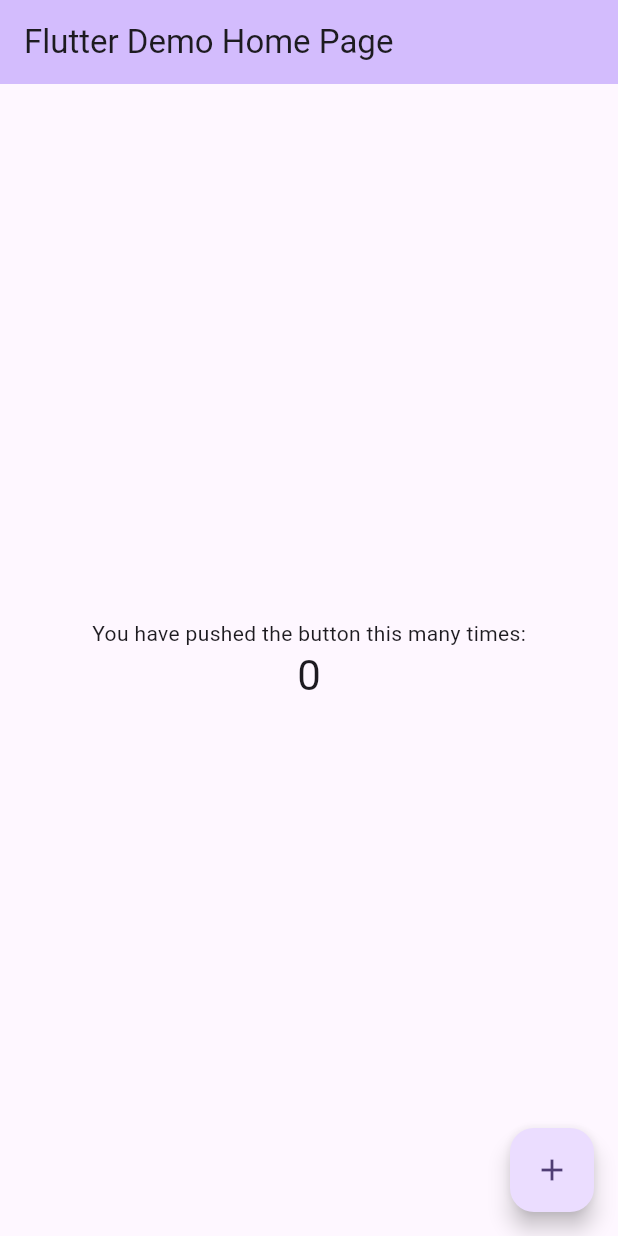
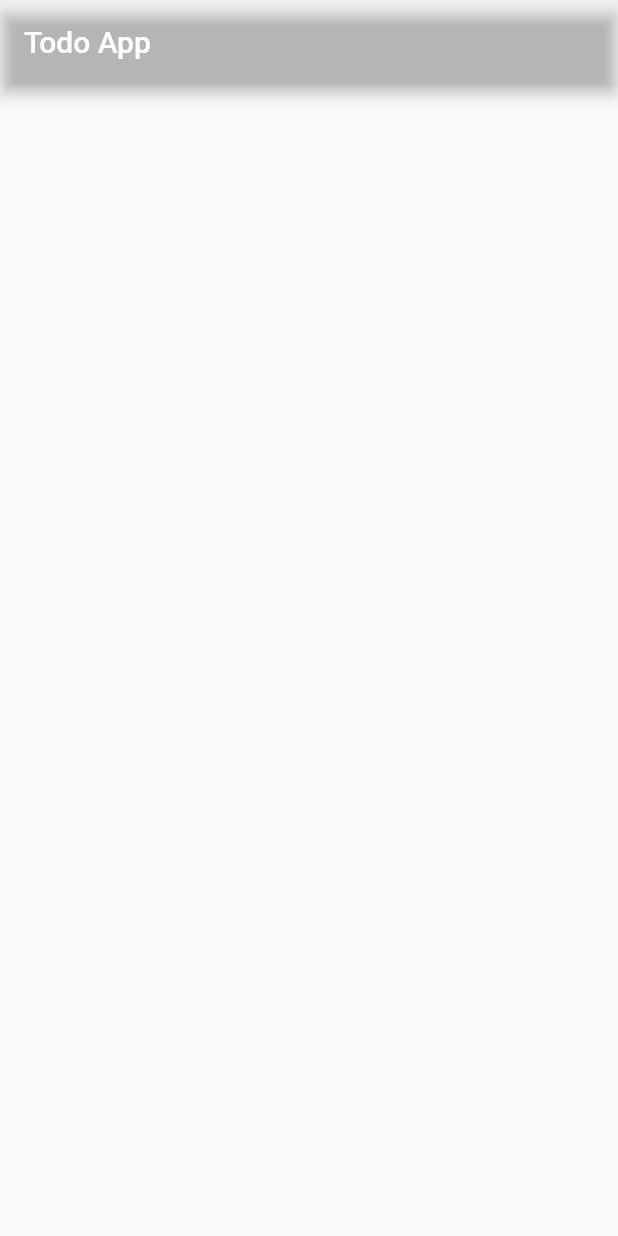
Before and after one commit to hudadamar21/todolist-flutter, a Flutter app: the MyHomePage screen opened directly, on a phone screen of 412 x 824 dp. Run offline on Flutter 3.47's test engine with Material 2 defaults, Android fonts, the phone set to English and light mode, and no system bars; our stand-ins replace get.

Commit message:
remove comment and

```diff
--- a/lib/main.dart
+++ b/lib/main.dart
@@ -1,7 +1,8 @@
 import 'package:flutter/material.dart';
+import 'package:get/get.dart';
 
 void main() {
-  runApp(const MyApp());
+  runApp(const GetMaterialApp(home: MyApp()));
 }
 
 class MyApp extends StatelessWidget {
@@ -11,42 +12,18 @@ class MyApp extends StatelessWidget {
   @override
   Widget build(BuildContext context) {
     return MaterialApp(
-      title: 'Flutter Demo',
+      title: 'Todo App',
       theme: ThemeData(
-        // This is the theme of your application.
-        //
-        // TRY THIS: Try running your application with "flutter run". You'll see
-        // the application has a blue toolbar. Then, without quitting the app,
-        // try changing the seedColor in the colorScheme below to Colors.green
-        // and then invoke "hot reload" (save your changes or press the "hot
-        // reload" button in a Flutter-supported IDE, or press "r" if you used
-        // the command line to start the app).
-        //
-        // Notice that the counter didn't reset back to zero; the application
-        // state is not lost during the reload. To reset the state, use hot
-        // restart instead.
-        //
-        // This works for code too, not just values: Most code changes can be
-        // tested with just a hot reload.
-        colorScheme: ColorScheme.fromSeed(seedColor: Colors.deepPurple),
+        colorScheme: ColorScheme.fromSeed(seedColor: Colors.blue),
         useMaterial3: true,
       ),
-      home: const MyHomePage(title: 'Flutter Demo Home Page'),
+      home: const MyHomePage(title: 'Todo App'),
     );
   }
 }
 
 class MyHomePage extends StatefulWidget {
   const MyHomePage({super.key, required this.title});
-
-  // This widget is the home page of your application. It is stateful, meaning
-  // that it has a State object (defined below) that contains fields that affect
-  // how it looks.
-
-  // This class is the configuration for the state. It holds the values (in this
-  // case the title) provided by the parent (in this case the App widget) and
-  // used by the build method of the State. Fields in a Widget subclass are
-  // always marked "final".
 
   final String title;
 
@@ -55,71 +32,16 @@ class MyHomePage extends StatefulWidget {
 }
 
 class _MyHomePageState extends State<MyHomePage> {
-  int _counter = 0;
-
-  void _incrementCounter() {
-    setState(() {
-      // This call to setState tells the Flutter framework that something has
-      // changed in this State, which causes it to rerun the build method below
-      // so that the display can reflect the updated values. If we changed
-      // _counter without calling setState(), then the build method would not be
-      // called again, and so nothing would appear to happen.
-      _counter++;
-    });
-  }
-
   @override
   Widget build(BuildContext context) {
-    // This method is rerun every time setState is called, for instance as done
-    // by the _incrementCounter method above.
-    //
-    // The Flutter framework has been optimized to make rerunning build methods
-    // fast, so that you can just rebuild anything that needs updating rather
-    // than having to individually change instances of widgets.
     return Scaffold(
       appBar: AppBar(
-        // TRY THIS: Try changing the color here to a specific color (to
-        // Colors.amber, perhaps?) and trigger a hot reload to see the AppBar
-        // change color while the other colors stay the same.
-        backgroundColor: Theme.of(context).colorScheme.inversePrimary,
-        // Here we take the value from the MyHomePage object that was created by
-        // the App.build method, and use it to set our appbar title.
+        backgroundColor: Colors.transparent,
         title: Text(widget.title),
       ),
-      body: Center(
-        // Center is a layout widget. It takes a single child and positions it
-        // in the middle of the parent.
-        child: Column(
-          // Column is also a layout widget. It takes a list of children and
-          // arranges them vertically. By default, it sizes itself to fit its
-          // children horizontally, and tries to be as tall as its parent.
-          //
-          // Column has various properties to control how it sizes itself and
-          // how it positions its children. Here we use mainAxisAlignment to
-          // center the children vertically; the main axis here is the vertical
-          // axis because Columns are vertical (the cross axis would be
-          // horizontal).
-          //
-          // TRY THIS: Invoke "debug painting" (choose the "Toggle Debug Paint"
-          // action in the IDE, or press "p" in the console), to see the
-          // wireframe for each widget.
-          mainAxisAlignment: MainAxisAlignment.center,
-          children: <Widget>[
-            const Text(
-              'You have pushed the button this many times:',
-            ),
-            Text(
-              '$_counter',
-              style: Theme.of(context).textTheme.headlineMedium,
-            ),
-          ],
-        ),
+      body: Column(
+        children: [],
       ),
-      floatingActionButton: FloatingActionButton(
-        onPressed: _incrementCounter,
-        tooltip: 'Increment',
-        child: const Icon(Icons.add),
-      ), // This trailing comma makes auto-formatting nicer for build methods.
     );
   }
 }
```
